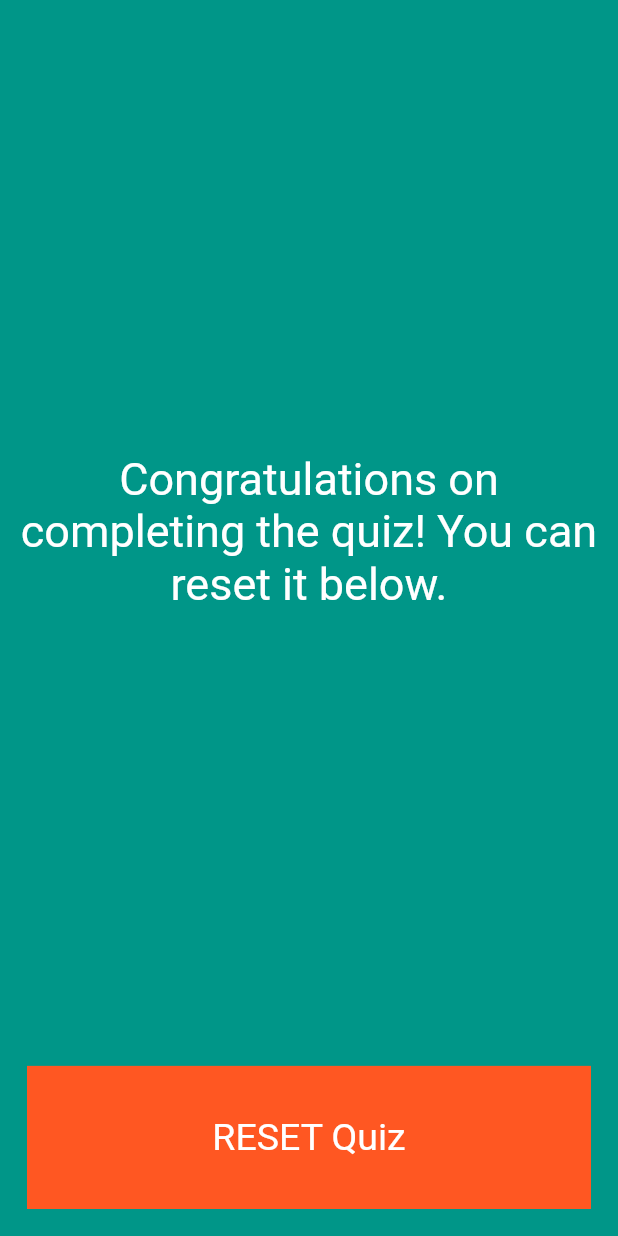
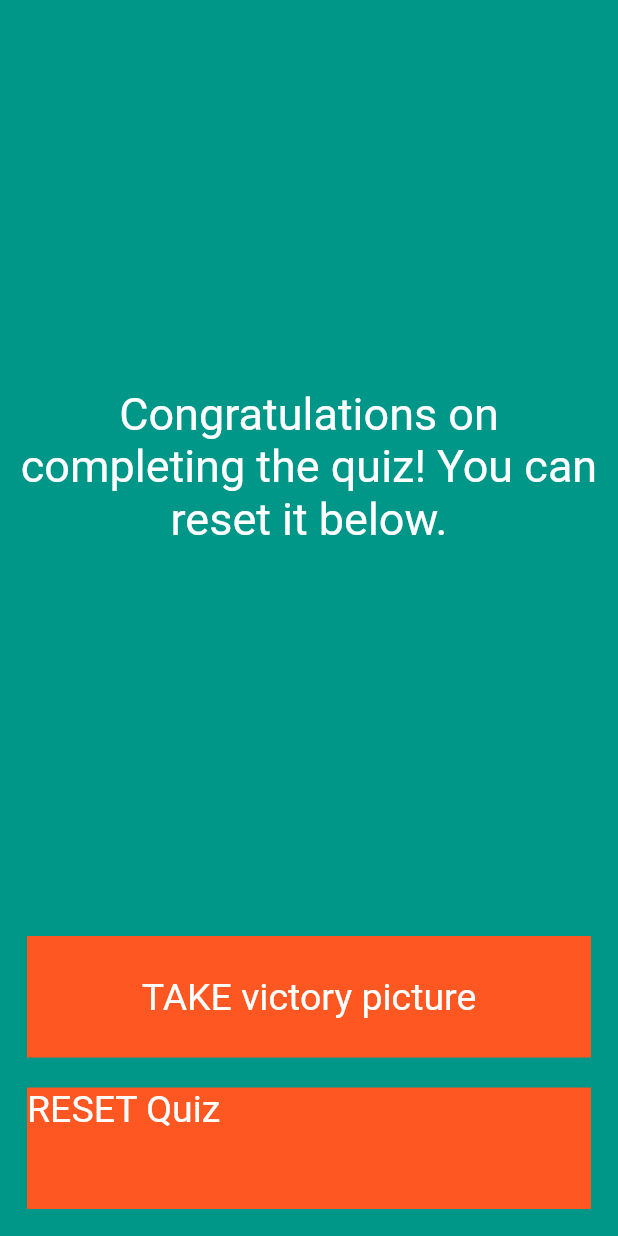
Before and after one commit to JulesHermans/les5QuizAppSolution, a Flutter app: the EndScreen screen opened directly, on a phone screen of 412 x 824 dp. Run offline on Flutter 3.47's test engine with Material 2 defaults, Android fonts, the light colour scheme and no system bars; our stand-ins replace audioplayers, image_picker.

Commit message:
SPRINT 8 + 9 + 10

```diff
--- a/lib/screens/EndScreen.dart
+++ b/lib/screens/EndScreen.dart
@@ -1,4 +1,6 @@
+import 'dart:io';
 import 'package:flutter/material.dart';
+import 'package:image_picker/image_picker.dart';
 
 class EndScreen extends StatefulWidget {
   @override
@@ -6,6 +8,17 @@ class EndScreen extends StatefulWidget {
 }
 
 class _EndScreenState extends State<EndScreen> {
+  final ImagePicker picker = ImagePicker();
+
+  File image;
+
+  void getAndAddImage() async {
+    PickedFile pickedFile = await picker.getImage(source: ImageSource.camera);
+    setState(() {
+      image = File(pickedFile.path);
+    });
+  }
+
   @override
   Widget build(BuildContext context) {
     return Scaffold(
@@ -18,26 +31,46 @@ class _EndScreenState extends State<EndScreen> {
             Expanded(
                 flex: 6,
                 child: Center(
-                  child: Text(
+                  child: image != null
+                      ? Image.file(image)
+                      : Text(
                           'Congratulations on completing the quiz! You can reset it below.',
                           textAlign: TextAlign.center,
                           style: TextStyle(color: Colors.white, fontSize: 30),
+                        ),
+                )),
+            image != null
+                ? Container()
+                : Expanded(
+                    child: Padding(
+                    padding: EdgeInsets.all(10.0),
+                    child: GestureDetector(
+                      onTap: () {
+                        getAndAddImage();
+                      },
+                      child: Container(
+                        color: Colors.deepOrange,
+                        child: Center(
+                          child: Text(
+                            'TAKE victory picture',
+                            style: TextStyle(fontSize: 25,color: Colors.white),
+                          ),
+                        ),
+                      ),
                     ),
                   )),
             Expanded(
                 child: Padding(
               padding: EdgeInsets.all(10.0),
               child: GestureDetector(
-                onTap: () {
-                  print("reset pressed!");
+                onTap:() {
+                Navigator.pop(context);
                 },
                 child: Container(
                   color: Colors.deepOrange,
-                  child: Center(
                   child: Text(
                     'RESET Quiz',
-                      style: TextStyle(fontSize: 25, color: Colors.white),
-                    ),
+                    style: TextStyle(fontSize: 25,color: Colors.white),
                   ),
                 ),
               ),
--- a/pubspec.yaml
+++ b/pubspec.yaml
@@ -28,6 +28,9 @@ dependencies:
   # The following adds the Cupertino Icons font to your application.
   # Use with the CupertinoIcons class for iOS style icons.
   cupertino_icons: ^1.0.0
+  english_words: ^4.0.0
+  audioplayers: ^0.18.3
+  image_picker: ^0.6.7+14
 
 
 dev_dependencies:
```
Also changed, not shown: lib/screens/HomeScreen.dart (+13 -1 lines), pubspec.lock. Lines whose indentation alone changed are shown as unchanged.
